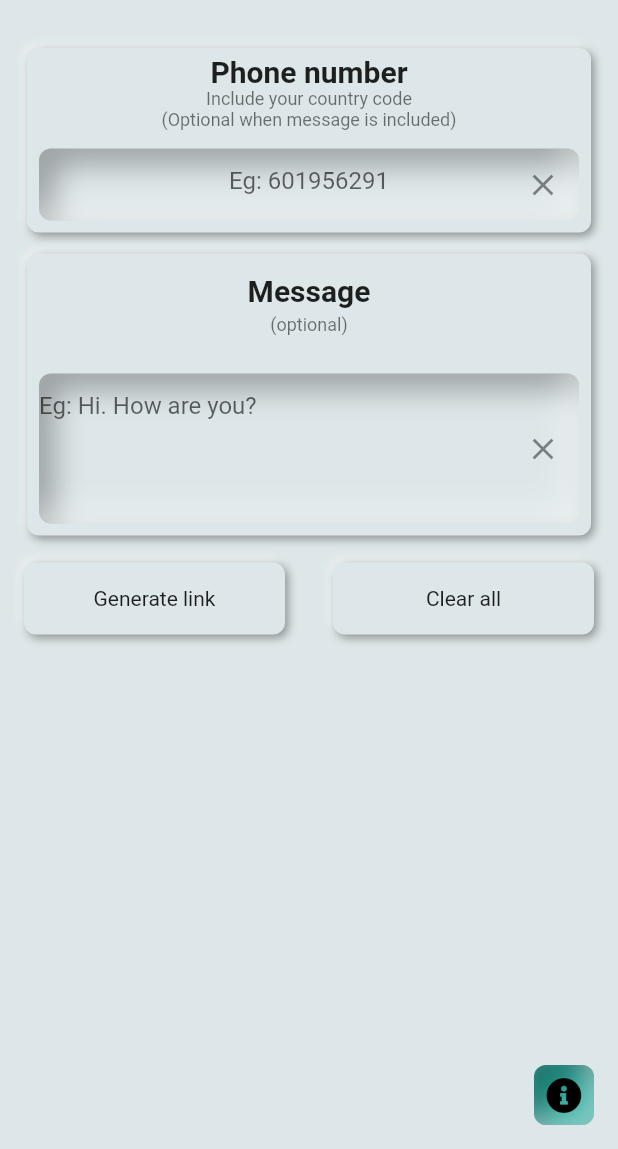
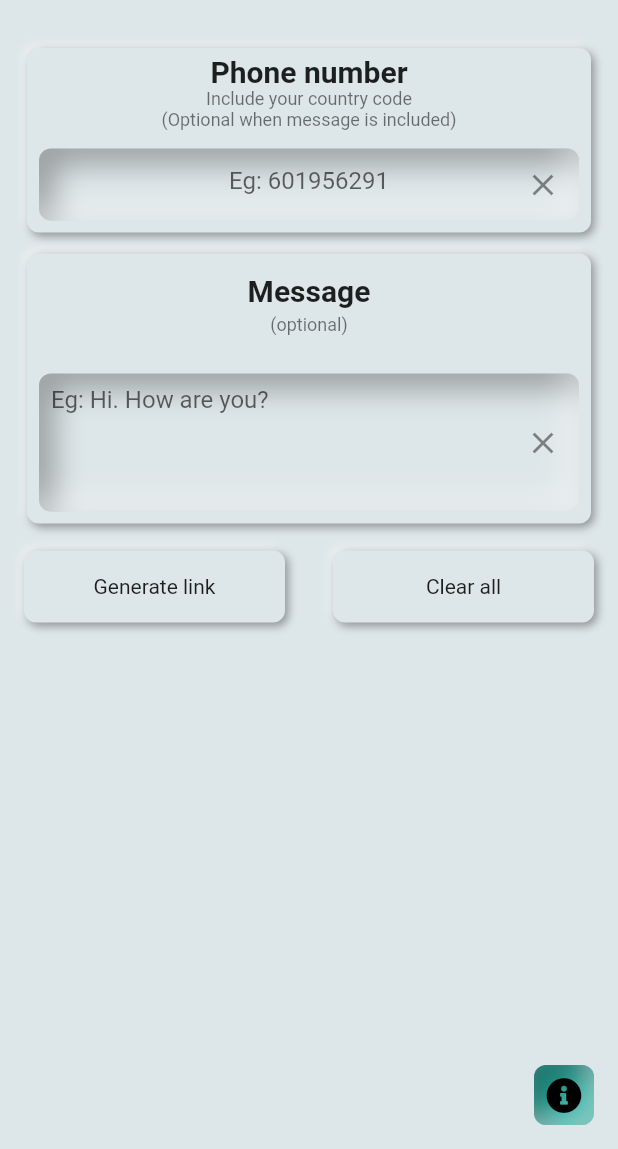
Before and after one commit to iqfareez/whatsapp_link_generator, a Flutter app: the screen it shows after launch, on a phone screen of 412 x 824 dp, the part 87-1236 px from its top. Run offline on Flutter 3.47's test engine with Material 2 defaults, Android fonts, the phone set to English and light mode, and no system bars; drawn by our look-alikes of flutter_neumorphic; our stand-ins replace auto_size_text, font_awesome_flutter, qr_flutter, share; missing offline and left inert: keyboard_avoider.

Commit message:
:memo: Update README FIX ALL IMPORTS

```diff
--- a/lib/form.dart
+++ b/lib/form.dart
@@ -2,8 +2,9 @@ import 'package:flutter/cupertino.dart';
 import 'package:flutter/material.dart';
 import 'package:flutter_neumorphic/flutter_neumorphic.dart';
 import 'package:keyboard_avoider/keyboard_avoider.dart';
-import 'package:whatsapp_link_generator/Reuseable_widget.dart';
-import 'package:whatsapp_link_generator/result.dart';
+
+import 'Reuseable_widget.dart';
+import 'result.dart';
 
 class MainForm extends StatefulWidget {
   @override
@@ -153,6 +154,7 @@ class _MainFormState extends State<MainForm> {
                   maxLines: 4,
                   textAlign: TextAlign.left,
                   decoration: InputDecoration(
+                    contentPadding: EdgeInsets.all(8.0),
                     border: InputBorder.none,
                     suffixIcon: IconButton(
                       icon: Icon(Icons.clear),
--- a/lib/main.dart
+++ b/lib/main.dart
@@ -2,9 +2,9 @@ import 'package:flutter/material.dart';
 import 'package:flutter_neumorphic/flutter_neumorphic.dart';
 import 'package:font_awesome_flutter/font_awesome_flutter.dart';
 import 'package:url_launcher/url_launcher.dart';
-import 'package:whatsapp_link_generator/CONSTANTS.dart';
-import 'package:whatsapp_link_generator/custom_widget.dart';
-import 'package:whatsapp_link_generator/form.dart';
+import 'CONSTANTS.dart';
+import 'custom_widget.dart';
+import 'form.dart';
 
 void main() {
   runApp(MyApp());
--- a/lib/result.dart
+++ b/lib/result.dart
@@ -10,9 +10,9 @@ import 'package:font_awesome_flutter/font_awesome_flutter.dart';
 import 'package:path_provider/path_provider.dart';
 import 'package:share/share.dart';
 import 'package:url_launcher/url_launcher.dart';
-import 'package:whatsapp_link_generator/CONSTANTS.dart';
-import 'package:whatsapp_link_generator/Reuseable_widget.dart';
-import 'package:whatsapp_link_generator/custom_widget.dart';
+import 'CONSTANTS.dart';
+import 'Reuseable_widget.dart';
+import 'custom_widget.dart';
 import 'package:qr_flutter/qr_flutter.dart';
 
 String urlWaEncoded;
```
Also changed, not shown: 1 other file.
